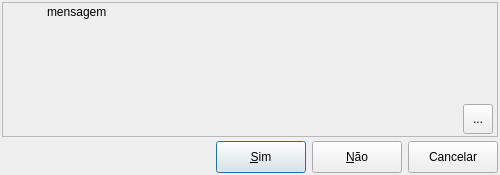
Before: the Qt Designer form libpgmodeler_ui/ui/caixamensagem.ui in pgmodeler/pgmodeler, drawn with Qt 5.
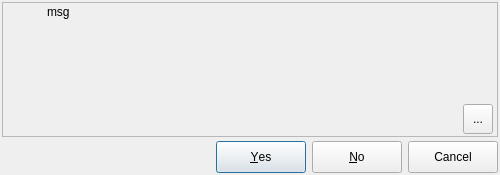
After: the same form once the commit is applied. Icons and pictures are not drawn.

```diff
--- a/libpgmodeler_ui/ui/caixamensagem.ui
+++ b/libpgmodeler_ui/ui/caixamensagem.ui
@@ -209,7 +209,7 @@
                <string notr="true"/>
               </property>
               <property name="text">
-               <string>mensagem</string>
+               <string>msg</string>
               </property>
               <property name="textFormat">
                <enum>Qt::AutoText</enum>
@@ -355,7 +355,7 @@
            </size>
           </property>
           <property name="text">
-           <string>&amp;Sim</string>
+           <string>&amp;Yes</string>
           </property>
           <property name="icon">
            <iconset resource="../res/resources.qrc">
@@ -384,7 +384,7 @@
            </size>
           </property>
           <property name="text">
-           <string>&amp;Não</string>
+           <string>&amp;No</string>
           </property>
           <property name="icon">
            <iconset resource="../res/resources.qrc">
@@ -401,7 +401,7 @@
            </size>
           </property>
           <property name="text">
-           <string>Cancelar</string>
+           <string>Cancel</string>
           </property>
           <property name="icon">
            <iconset resource="../res/resources.qrc">
```
Left out of the diff: 2 changed lines with no effect on the pictures.
